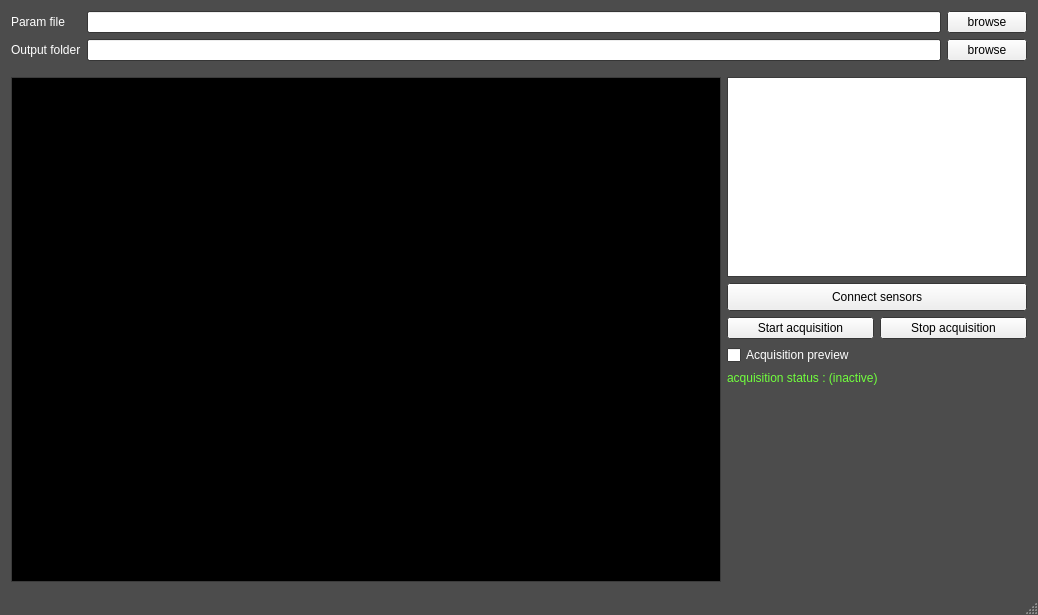
First picture: the form in SonoAssist/SonoAssist/SonoAssist.ui, repository LATIS-LABS-ETS/SonoAssist, before the edit.
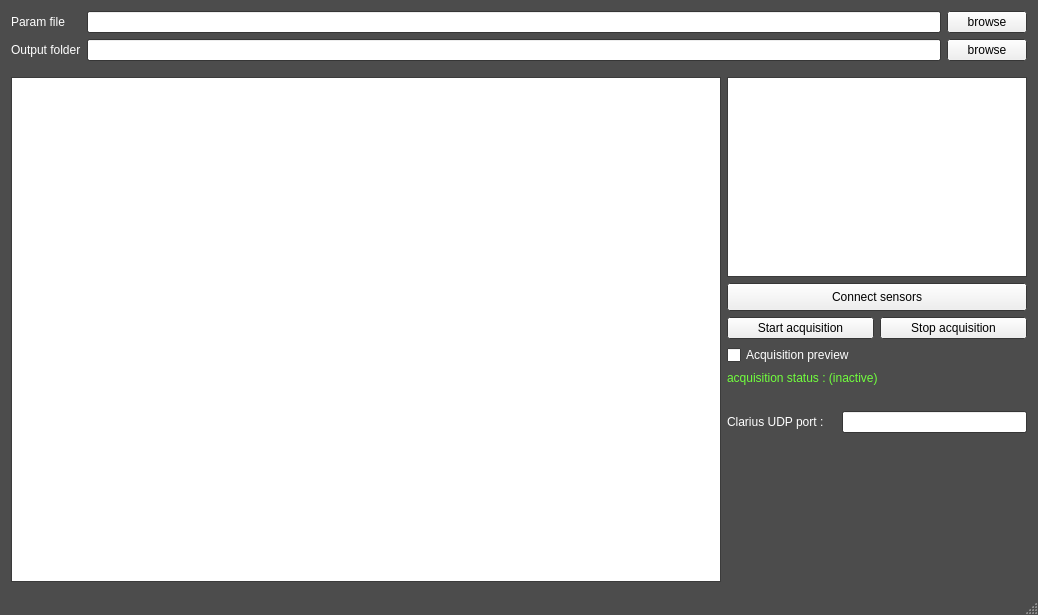
Second picture: the form after the edit.

Commit message: Added input for Clarius UDP port

Patch:
```diff
--- a/SonoAssist/SonoAssist/SonoAssist.ui
+++ b/SonoAssist/SonoAssist/SonoAssist.ui
@@ -211,9 +211,9 @@
              <colorrole role="Base">
               <brush brushstyle="SolidPattern">
                <color alpha="255">
-                <red>0</red>
-                <green>0</green>
-                <blue>0</blue>
+                <red>255</red>
+                <green>255</green>
+                <blue>255</blue>
                </color>
               </brush>
              </colorrole>
@@ -222,9 +222,9 @@
              <colorrole role="Base">
               <brush brushstyle="SolidPattern">
                <color alpha="255">
-                <red>0</red>
-                <green>0</green>
-                <blue>0</blue>
+                <red>255</red>
+                <green>255</green>
+                <blue>255</blue>
                </color>
               </brush>
              </colorrole>
@@ -363,6 +363,55 @@
         </item>
         <item>
          <spacer name="verticalSpacer_6">
+          <property name="orientation">
+           <enum>Qt::Vertical</enum>
+          </property>
+          <property name="sizeType">
+           <enum>QSizePolicy::Fixed</enum>
+          </property>
+          <property name="sizeHint" stdset="0">
+           <size>
+            <width>20</width>
+            <height>20</height>
+           </size>
+          </property>
+         </spacer>
+        </item>
+        <item>
+         <layout class="QHBoxLayout" name="udp_port_layout">
+          <item>
+           <widget class="QLabel" name="udp_port_label">
+            <property name="sizePolicy">
+             <sizepolicy hsizetype="Minimum" vsizetype="Preferred">
+              <horstretch>0</horstretch>
+              <verstretch>0</verstretch>
+             </sizepolicy>
+            </property>
+            <property name="text">
+             <string>Clarius UDP port : </string>
+            </property>
+           </widget>
+          </item>
+          <item>
+           <widget class="QLineEdit" name="udp_port_input">
+            <property name="sizePolicy">
+             <sizepolicy hsizetype="Minimum" vsizetype="Fixed">
+              <horstretch>0</horstretch>
+              <verstretch>0</verstretch>
+             </sizepolicy>
+            </property>
+            <property name="minimumSize">
+             <size>
+              <width>185</width>
+              <height>0</height>
+             </size>
+            </property>
+           </widget>
+          </item>
+         </layout>
+        </item>
+        <item>
+         <spacer name="verticalSpacer">
           <property name="orientation">
            <enum>Qt::Vertical</enum>
           </property>
```
The commit also changes 5 other files.
